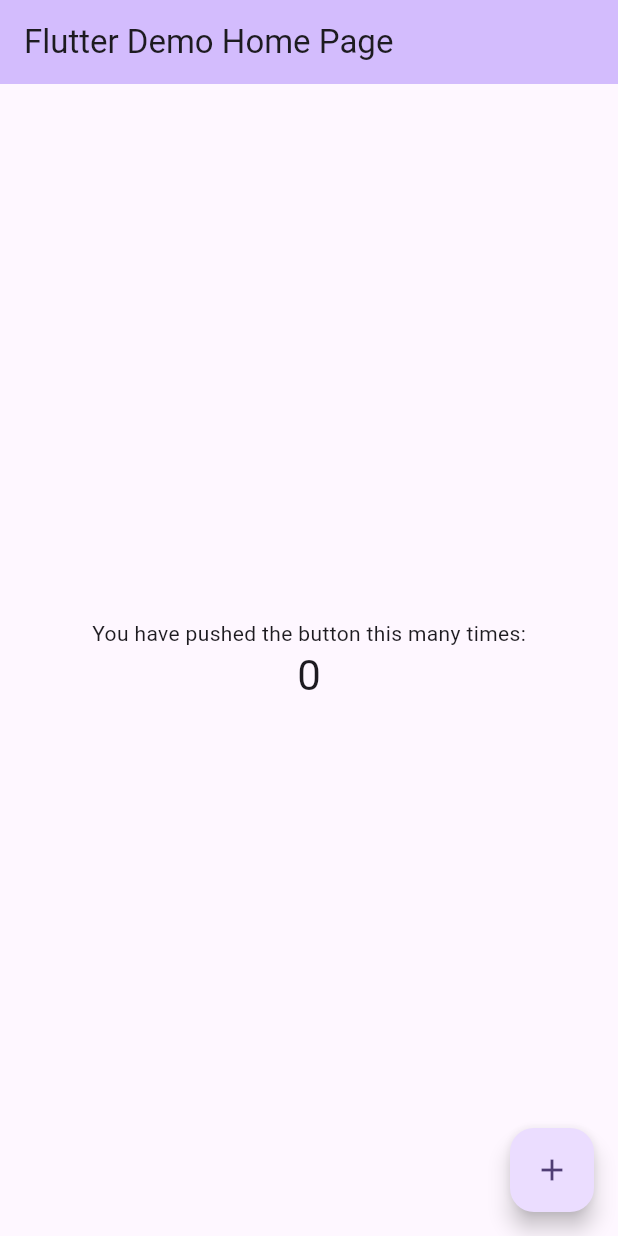
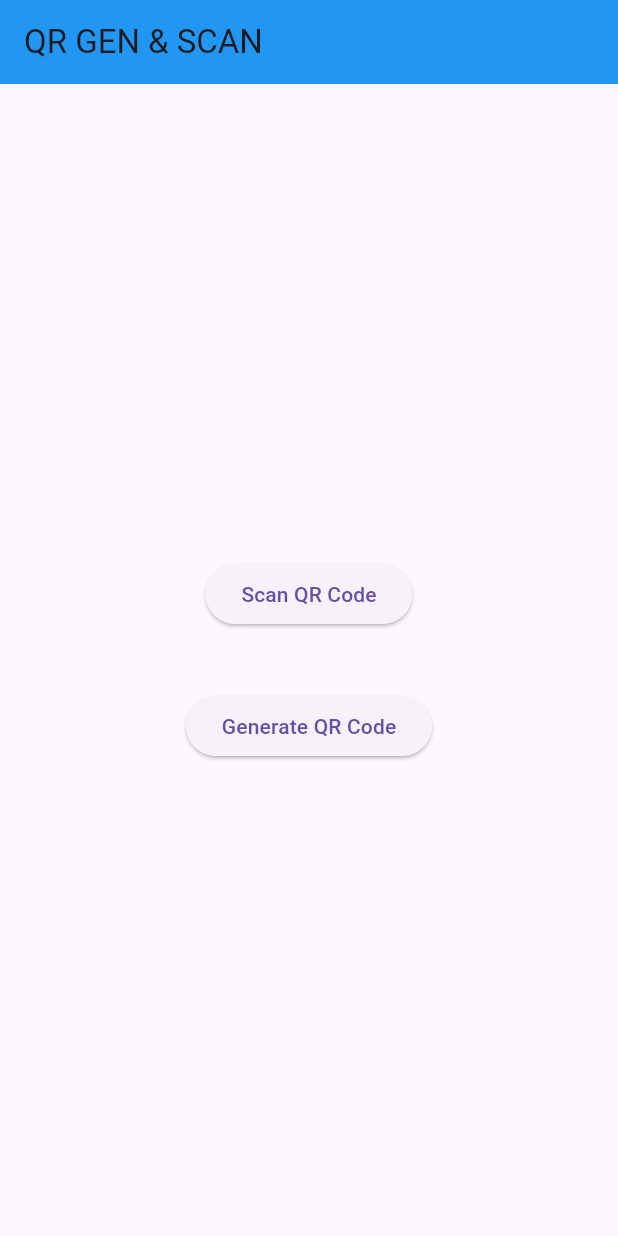
Before and after one commit to ifHead/Flutter_QRScanner, a Flutter app: the screen it shows after launch, on a phone screen of 412 x 824 dp. Run offline on Flutter 3.47's test engine with Material 3 defaults, Android fonts, the phone set to English and light mode, and no system bars; our stand-ins replace qr_flutter; missing offline and left inert: flutter_barcode_scanner.

```diff
--- a/lib/main.dart
+++ b/lib/main.dart
@@ -1,125 +1,62 @@
 import 'package:flutter/material.dart';
+import './scan_qr_code.dart';
+import './generate_qr_code.dart';
 
 void main() {
   runApp(const MyApp());
 }
 
 class MyApp extends StatelessWidget {
-  const MyApp({super.key});
+  const MyApp({Key? key}) : super(key: key);
 
-  // This widget is the root of your application.
   @override
   Widget build(BuildContext context) {
     return MaterialApp(
-      title: 'Flutter Demo',
-      theme: ThemeData(
-        // This is the theme of your application.
-        //
-        // TRY THIS: Try running your application with "flutter run". You'll see
-        // the application has a purple toolbar. Then, without quitting the app,
-        // try changing the seedColor in the colorScheme below to Colors.green
-        // and then invoke "hot reload" (save your changes or press the "hot
-        // reload" button in a Flutter-supported IDE, or press "r" if you used
-        // the command line to start the app).
-        //
-        // Notice that the counter didn't reset back to zero; the application
-        // state is not lost during the reload. To reset the state, use hot
-        // restart instead.
-        //
-        // This works for code too, not just values: Most code changes can be
-        // tested with just a hot reload.
-        colorScheme: ColorScheme.fromSeed(seedColor: Colors.deepPurple),
-        useMaterial3: true,
-      ),
-      home: const MyHomePage(title: 'Flutter Demo Home Page'),
+        title: 'QR GEN & SCAN',
+        debugShowCheckedModeBanner: false,
+        home: HomePage()
     );
   }
 }
 
-class MyHomePage extends StatefulWidget {
-  const MyHomePage({super.key, required this.title});
-
-  // This widget is the home page of your application. It is stateful, meaning
-  // that it has a State object (defined below) that contains fields that affect
-  // how it looks.
-
-  // This class is the configuration for the state. It holds the values (in this
-  // case the title) provided by the parent (in this case the App widget) and
-  // used by the build method of the State. Fields in a Widget subclass are
-  // always marked "final".
-
-  final String title;
+class HomePage extends StatefulWidget {
+  const HomePage({Key? key}) : super(key: key);
 
   @override
-  State<MyHomePage> createState() => _MyHomePageState();
+  _HomePageState createState() => _HomePageState();
 }
 
-class _MyHomePageState extends State<MyHomePage> {
-  int _counter = 0;
-
-  void _incrementCounter() {
-    setState(() {
-      // This call to setState tells the Flutter framework that something has
-      // changed in this State, which causes it to rerun the build method below
-      // so that the display can reflect the updated values. If we changed
-      // _counter without calling setState(), then the build method would not be
-      // called again, and so nothing would appear to happen.
-      _counter++;
-    });
-  }
-
+class _HomePageState extends State<HomePage> {
   @override
   Widget build(BuildContext context) {
-    // This method is rerun every time setState is called, for instance as done
-    // by the _incrementCounter method above.
-    //
-    // The Flutter framework has been optimized to make rerunning build methods
-    // fast, so that you can just rebuild anything that needs updating rather
-    // than having to individually change instances of widgets.
     return Scaffold(
-      appBar: AppBar(
-        // TRY THIS: Try changing the color here to a specific color (to
-        // Colors.amber, perhaps?) and trigger a hot reload to see the AppBar
-        // change color while the other colors stay the same.
-        backgroundColor: Theme.of(context).colorScheme.inversePrimary,
-        // Here we take the value from the MyHomePage object that was created by
-        // the App.build method, and use it to set our appbar title.
-        title: Text(widget.title),
-      ),
-      body: Center(
-        // Center is a layout widget. It takes a single child and positions it
-        // in the middle of the parent.
-        child: Column(
-          // Column is also a layout widget. It takes a list of children and
-          // arranges them vertically. By default, it sizes itself to fit its
-          // children horizontally, and tries to be as tall as its parent.
-          //
-          // Column has various properties to control how it sizes itself and
-          // how it positions its children. Here we use mainAxisAlignment to
-          // center the children vertically; the main axis here is the vertical
-          // axis because Columns are vertical (the cross axis would be
-          // horizontal).
-          //
-          // TRY THIS: Invoke "debug painting" (choose the "Toggle Debug Paint"
-          // action in the IDE, or press "p" in the console), to see the
-          // wireframe for each widget.
+        appBar: AppBar(
+          title: Text('QR GEN & SCAN'),
+          backgroundColor: Colors.blue,
+        ),
+        body: Center(
+          child: Column(
           mainAxisAlignment: MainAxisAlignment.center,
-          children: <Widget>[
-            const Text(
-              'You have pushed the button this many times:',
-            ),
-            Text(
-              '$_counter',
-              style: Theme.of(context).textTheme.headlineMedium,
-            ),
-          ],
-        ),
-      ),
-      floatingActionButton: FloatingActionButton(
-        onPressed: _incrementCounter,
-        tooltip: 'Increment',
-        child: const Icon(Icons.add),
-      ), // This trailing comma makes auto-formatting nicer for build methods.
+          children: [
+            ElevatedButton(
+                onPressed: () {
+                  setState(() {
+                    Navigator.of(context).push(
+                        MaterialPageRoute(builder: (context) => ScanQRCode()));
+                  });
+                },
+                child: Text('Scan QR Code')),
+            SizedBox(height: 40),
+            ElevatedButton(
+                onPressed: () {
+                  setState(() {
+                    Navigator.of(context).push(MaterialPageRoute(
+                        builder: (context) => GenerateQRCode()));
+                  });
+                },
+                child: Text('Generate QR Code')),
+          ]),
+        )
     );
   }
 }
--- a/pubspec.yaml
+++ b/pubspec.yaml
@@ -35,6 +35,9 @@ dependencies:
   # The following adds the Cupertino Icons font to your application.
   # Use with the CupertinoIcons class for iOS style icons.
   cupertino_icons: ^1.0.6
+  qr_flutter: ^4.0.0
+  flutter_barcode_scanner: ^2.0.0
+
 
 dev_dependencies:
   flutter_test:
```
Also changed, not shown: lib/generate_qr_code.dart (added, +56 -0 lines), lib/scan_qr_code.dart (added, +50 -0 lines), pubspec.lock.
